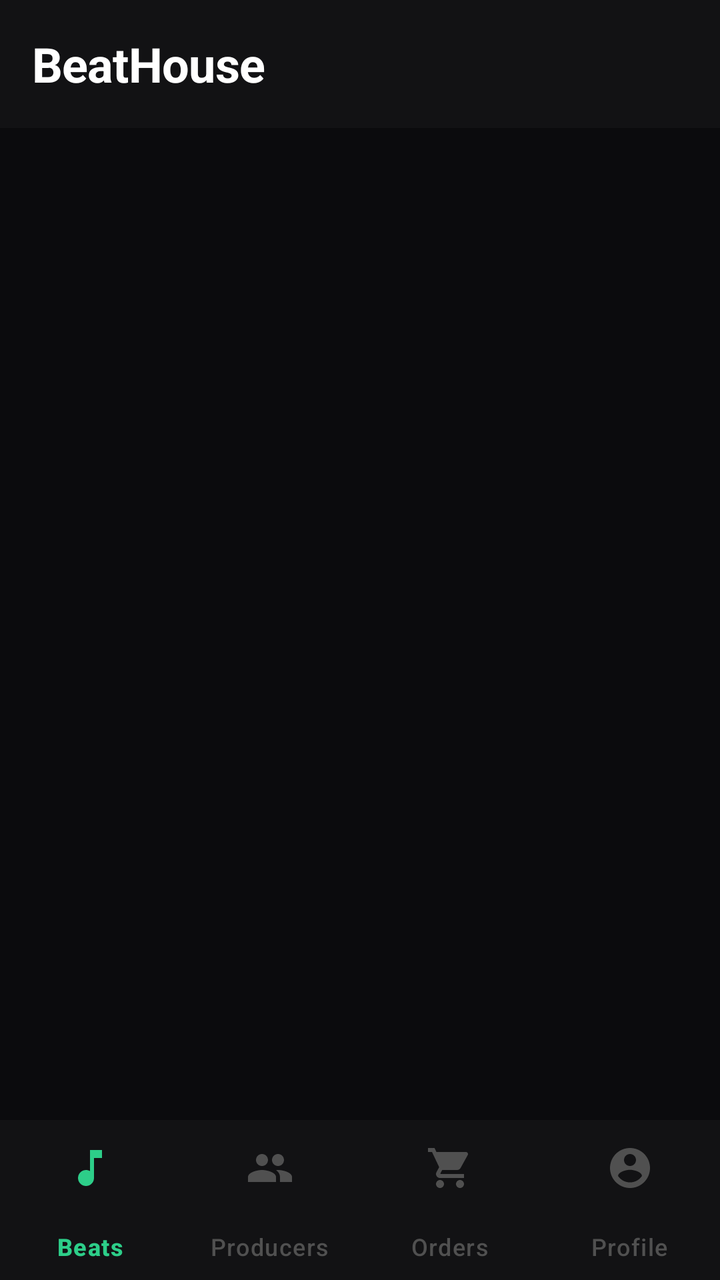
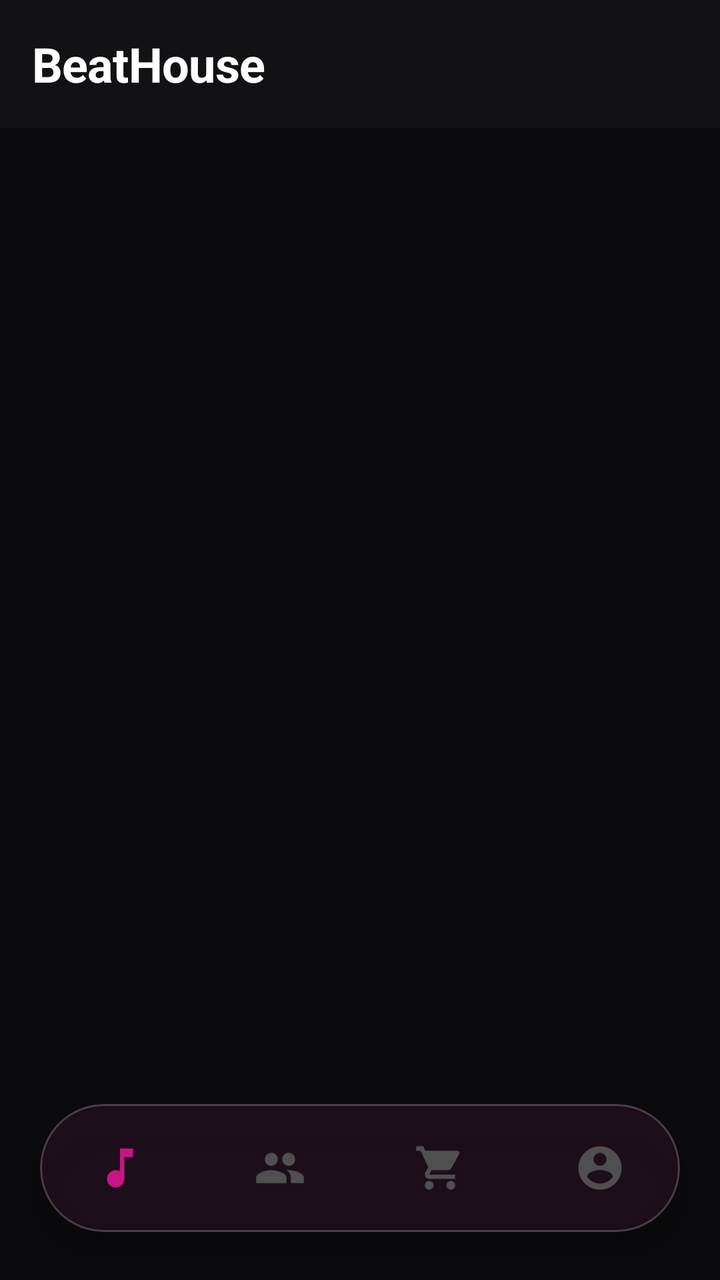

Before-and-after screenshots of an Android layout around one commit, followed by the original layout XML and the change that was made.
<!-- AndroidManifest.xml: application theme Theme.BeatHouse.Splash -->
<!-- res/layout/activity_buyer.xml -->
<?xml version="1.0" encoding="utf-8"?>
<androidx.coordinatorlayout.widget.CoordinatorLayout xmlns:android="http://schemas.android.com/apk/res/android"
    xmlns:app="http://schemas.android.com/apk/res-auto"
    android:layout_width="match_parent"
    android:layout_height="match_parent"
    android:background="@color/background"
    android:fitsSystemWindows="true">

    <com.google.android.material.appbar.AppBarLayout
        android:layout_width="match_parent"
        android:layout_height="wrap_content"
        android:background="@color/surface"
        app:elevation="0dp">
        <com.google.android.material.appbar.MaterialToolbar
            android:id="@+id/toolbar"
            android:layout_width="match_parent"
            android:layout_height="?attr/actionBarSize"
            android:background="@color/surface"
            app:title="BeatHouse"
            app:titleCentered="false"
            app:titleTextColor="@color/on_surface"
            app:titleTextAppearance="@style/TextAppearance.BeatHouse.Title" />
    </com.google.android.material.appbar.AppBarLayout>

    
    <FrameLayout
        android:id="@+id/fragment_container"
        android:layout_width="match_parent"
        android:layout_height="match_parent"
        android:layout_marginBottom="80dp"
        app:layout_behavior="@string/appbar_scrolling_view_behavior" />

    
    <com.google.android.material.card.MaterialCardView
        android:id="@+id/miniPlayerCard"
        android:layout_width="match_parent"
        android:layout_height="72dp"
        android:layout_gravity="bottom"
        android:layout_marginBottom="88dp"
        android:layout_marginStart="12dp"
        android:layout_marginEnd="12dp"
        android:visibility="gone"
        app:cardCornerRadius="16dp"
        app:cardElevation="12dp"
        app:cardBackgroundColor="#1AFFFFFF"
        app:strokeColor="#33FFFFFF"
        app:strokeWidth="1dp">

        <include layout="@layout/layout_mini_player" />

    </com.google.android.material.card.MaterialCardView>

    
    <com.google.android.material.bottomnavigation.BottomNavigationView
        android:id="@+id/bottomNavigation"
        android:layout_width="match_parent"
        android:layout_height="80dp"
        android:layout_gravity="bottom"
        android:background="@color/surface"
        app:elevation="0dp"
        app:menu="@menu/bottom_navigation_buyer"
        app:labelVisibilityMode="labeled"
        app:itemIconTint="@color/bottom_nav_icon_tint"
        app:itemTextColor="@color/bottom_nav_text_tint"
        app:itemRippleColor="@color/primary_container" />

</androidx.coordinatorlayout.widget.CoordinatorLayout>
<!-- res/layout/layout_mini_player.xml (included above) -->
<?xml version="1.0" encoding="utf-8"?>
<LinearLayout xmlns:android="http://schemas.android.com/apk/res/android"
    xmlns:app="http://schemas.android.com/apk/res-auto"
    android:id="@+id/miniPlayerContent"
    android:layout_width="match_parent"
    android:layout_height="match_parent"
    android:orientation="horizontal"
    android:gravity="center_vertical"
    android:paddingHorizontal="16dp"
    android:paddingVertical="8dp"
    android:clickable="true"
    android:focusable="true">

    <com.google.android.material.card.MaterialCardView
        android:layout_width="48dp"
        android:layout_height="48dp"
        app:cardCornerRadius="10dp"
        app:cardElevation="0dp"
        app:strokeWidth="0dp">
        <ImageView
            android:id="@+id/ivMiniCover"
            android:layout_width="match_parent"
            android:layout_height="match_parent"
            android:scaleType="centerCrop"
            android:src="@drawable/ic_music_note"
            android:background="@color/surface_variant" />
    </com.google.android.material.card.MaterialCardView>

    <LinearLayout
        android:layout_width="0dp"
        android:layout_height="wrap_content"
        android:layout_weight="1"
        android:orientation="vertical"
        android:layout_marginStart="16dp">

        <TextView
            android:id="@+id/tvMiniTitle"
            android:layout_width="wrap_content"
            android:layout_height="wrap_content"
            android:text="Beat Title"
            android:textColor="@color/on_surface"
            android:textSize="15sp"
            android:textStyle="bold"
            android:maxLines="1"
            android:ellipsize="end"
            android:letterSpacing="-0.01" />

        <TextView
            android:id="@+id/tvMiniProducer"
            android:layout_width="wrap_content"
            android:layout_height="wrap_content"
            android:text="Producer"
            android:textColor="@color/on_surface_variant"
            android:textSize="13sp"
            android:maxLines="1"
            android:ellipsize="end" />

    </LinearLayout>

    <LinearLayout
        android:layout_width="wrap_content"
        android:layout_height="wrap_content"
        android:orientation="horizontal"
        android:gravity="center"
        android:layout_marginStart="8dp">

        <ImageButton
            android:id="@+id/btnMiniPrevious"
            android:layout_width="40dp"
            android:layout_height="40dp"
            android:src="@drawable/ic_skip_previous"
            android:background="?attr/selectableItemBackgroundBorderless"
            android:contentDescription="Previous"
            app:tint="@color/on_surface" />

        <ImageButton
            android:id="@+id/btnMiniPlay"
            android:layout_width="48dp"
            android:layout_height="48dp"
            android:src="@drawable/ic_play_arrow"
            android:background="?attr/selectableItemBackgroundBorderless"
            android:contentDescription="Play"
            app:tint="@color/on_surface" />

        <ImageButton
            android:id="@+id/btnMiniNext"
            android:layout_width="40dp"
            android:layout_height="40dp"
            android:src="@drawable/ic_skip_next"
            android:background="?attr/selectableItemBackgroundBorderless"
            android:contentDescription="Next"
            app:tint="@color/on_surface" />

    </LinearLayout>

</LinearLayout>
<!-- resources referenced by this layout -->
<resources>
  <color name="background">#0B0B0D</color>
  <color name="on_surface">#FFFFFF</color>
  <color name="on_surface_variant">#B0B0B0</color>
  <color name="primary_container">#004D40</color>
  <color name="surface">#121214</color>
  <color name="surface_variant">#1A1A1C</color>
  <!-- drawable ic_skip_next (drawable) -->
  <?xml version="1.0" encoding="utf-8"?>
  <vector xmlns:android="http://schemas.android.com/apk/res/android"
      android:width="24dp"
      android:height="24dp"
      android:viewportWidth="24"
      android:viewportHeight="24">
      <path
          android:fillColor="#FFFFFF"
          android:pathData="M6,18l8.5,-6L6,6v12zM16,6v12h2V6h-2z"/>
  </vector>
  <style name="TextAppearance.BeatHouse.Title" parent="TextAppearance.Material3.HeadlineSmall">
          <item name="android:textColor">@color/on_surface</item>
          <item name="android:textStyle">bold</item>
          <item name="android:letterSpacing">-0.01</item>
      </style>
  <style name="Theme.BeatHouse.Splash" parent="Theme.BeatHouse">
          <item name="android:windowBackground">@color/background</item>
      </style>
  <color name="primary">#2DCE89</color>
  <color name="on_primary">#FFFFFF</color>
  <color name="secondary">#8E8E93</color>
  <color name="secondary_container">#1C1C1E</color>
  <color name="on_secondary">#FFFFFF</color>
  <color name="error">#FF453A</color>
  <color name="error_container">#330000</color>
  <color name="outline">#1C1C1E</color>
  <style name="Widget.BeatHouse.Button" parent="Widget.Material3.Button">
          <item name="android:textSize">16sp</item>
          <item name="android:textStyle">bold</item>
          <item name="cornerRadius">12dp</item>
          <item name="iconGravity">textStart</item>
          <item name="iconPadding">8dp</item>
          <item name="android:insetTop">4dp</item>
          <item name="android:insetBottom">4dp</item>
          <item name="backgroundTint">@color/primary</item>
          <item name="android:textColor">@color/on_primary</item>
      </style>
  <style name="Widget.BeatHouse.Card" parent="Widget.Material3.CardView.Elevated">
          <item name="cardCornerRadius">16dp</item>
          <item name="cardElevation">0dp</item>
          <item name="strokeColor">@color/outline</item>
          <item name="strokeWidth">1dp</item>
          <item name="cardBackgroundColor">@color/surface_container</item>
      </style>
  <style name="Widget.BeatHouse.BottomNavigation" parent="Widget.Material3.BottomNavigationView">
          <item name="itemIconTint">@color/bottom_nav_icon_tint</item>
          <item name="itemTextColor">@color/bottom_nav_text_tint</item>
          <item name="itemBackground">@color/surface</item>
          <item name="android:background">@color/surface</item>
          <item name="elevation">0dp</item>
          <item name="itemPaddingTop">12dp</item>
          <item name="itemPaddingBottom">12dp</item>
      </style>
  <style name="Widget.BeatHouse.AppBarLayout" parent="Widget.Material3.AppBarLayout">
          <item name="android:background">@color/surface</item>
          <item name="backgroundTint">@color/surface</item>
      </style>
  <style name="Widget.BeatHouse.Chip" parent="Widget.Material3.Chip.Filter">
          <item name="chipCornerRadius">12dp</item>
          <item name="chipStrokeColor">@color/outline</item>
          <item name="chipStrokeWidth">1dp</item>
          <item name="android:textColor">@color/on_surface_variant</item>
          <item name="chipBackgroundColor">@color/surface_container</item>
          <item name="checkedIconTint">@color/primary</item>
          <item name="android:textSize">14sp</item>
      </style>
  <color name="surface_container">#1C1C1E</color>
  <!-- unchanged entries left out for length: 5 -->
</resources>

<!-- the commit's change to res/layout/activity_buyer.xml (unified diff, before → after) -->
@@ -27,7 +27,6 @@
         android:id="@+id/fragment_container"
         android:layout_width="match_parent"
         android:layout_height="match_parent"
-        android:layout_marginBottom="80dp"
         app:layout_behavior="@string/appbar_scrolling_view_behavior" />
 
     
@@ -40,7 +39,7 @@
         android:layout_marginStart="12dp"
         android:layout_marginEnd="12dp"
         android:visibility="gone"
-        app:cardCornerRadius="16dp"
+        style="@style/Widget.BeatHouse.Card"
         app:cardElevation="12dp"
         app:cardBackgroundColor="#1AFFFFFF"
         app:strokeColor="#33FFFFFF"
@@ -51,18 +50,31 @@
     </com.google.android.material.card.MaterialCardView>
 
     
-    <com.google.android.material.bottomnavigation.BottomNavigationView
-        android:id="@+id/bottomNavigation"
-        android:layout_width="match_parent"
-        android:layout_height="80dp"
-        android:layout_gravity="bottom"
-        android:background="@color/surface"
-        app:elevation="0dp"
-        app:menu="@menu/bottom_navigation_buyer"
-        app:labelVisibilityMode="labeled"
-        app:itemIconTint="@color/bottom_nav_icon_tint"
-        app:itemTextColor="@color/bottom_nav_text_tint"
-        app:itemRippleColor="@color/primary_container" />
+    <com.google.android.material.card.MaterialCardView
+        android:layout_width="wrap_content"
+        android:layout_height="wrap_content"
+        android:layout_gravity="bottom|center_horizontal"
+        android:layout_marginBottom="24dp"
+        app:cardCornerRadius="40dp"
+        app:cardElevation="8dp"
+        app:strokeWidth="1dp"
+        app:strokeColor="#33FFFFFF"
+        app:cardBackgroundColor="#CC121214">
+
+        <com.google.android.material.bottomnavigation.BottomNavigationView
+            android:id="@+id/bottomNavigation"
+            android:layout_width="320dp"
+            android:layout_height="64dp"
+            app:elevation="0dp"
+            app:menu="@menu/bottom_navigation_buyer"
+            app:labelVisibilityMode="unlabeled"
+            app:itemIconSize="26dp"
+            app:itemIconTint="@color/bottom_nav_icon_tint"
+            app:itemRippleColor="@android:color/transparent"
+            app:itemBackground="@android:color/transparent"
+            android:background="@android:color/transparent" />
+
+    </com.google.android.material.card.MaterialCardView>
 
 </androidx.coordinatorlayout.widget.CoordinatorLayout>
 <!-- res/layout/layout_mini_player.xml (included above) -->
<!-- resource entries referenced after the edit -->
@@ -3,7 +3,7 @@
   <color name="background">#0B0B0D</color>
   <color name="on_surface">#FFFFFF</color>
   <color name="on_surface_variant">#B0B0B0</color>
-  <color name="primary_container">#004D40</color>
+  <color name="primary_container">#4D0033</color>
   <color name="surface">#121214</color>
   <color name="surface_variant">#1A1A1C</color>
   <!-- drawable ic_skip_next (drawable) -->
@@ -25,7 +25,7 @@
   <style name="Theme.BeatHouse.Splash" parent="Theme.BeatHouse">
           <item name="android:windowBackground">@color/background</item>
       </style>
-  <color name="primary">#2DCE89</color>
+  <color name="primary">#C71585</color>
   <color name="on_primary">#FFFFFF</color>
   <color name="secondary">#8E8E93</color>
   <color name="secondary_container">#1C1C1E</color>
@@ -36,7 +36,7 @@
   <style name="Widget.BeatHouse.Button" parent="Widget.Material3.Button">
           <item name="android:textSize">16sp</item>
           <item name="android:textStyle">bold</item>
-          <item name="cornerRadius">12dp</item>
+          <item name="cornerRadius">24dp</item>
           <item name="iconGravity">textStart</item>
           <item name="iconPadding">8dp</item>
           <item name="android:insetTop">4dp</item>
@@ -45,7 +45,7 @@
           <item name="android:textColor">@color/on_primary</item>
       </style>
   <style name="Widget.BeatHouse.Card" parent="Widget.Material3.CardView.Elevated">
-          <item name="cardCornerRadius">16dp</item>
+          <item name="cardCornerRadius">28dp</item>
           <item name="cardElevation">0dp</item>
           <item name="strokeColor">@color/outline</item>
           <item name="strokeWidth">1dp</item>
@@ -54,18 +54,19 @@
   <style name="Widget.BeatHouse.BottomNavigation" parent="Widget.Material3.BottomNavigationView">
           <item name="itemIconTint">@color/bottom_nav_icon_tint</item>
           <item name="itemTextColor">@color/bottom_nav_text_tint</item>
-          <item name="itemBackground">@color/surface</item>
-          <item name="android:background">@color/surface</item>
+          <item name="itemBackground">@android:color/transparent</item>
+          <item name="android:background">@android:color/transparent</item>
           <item name="elevation">0dp</item>
           <item name="itemPaddingTop">12dp</item>
           <item name="itemPaddingBottom">12dp</item>
+          <item name="labelVisibilityMode">unlabeled</item>
       </style>
   <style name="Widget.BeatHouse.AppBarLayout" parent="Widget.Material3.AppBarLayout">
           <item name="android:background">@color/surface</item>
           <item name="backgroundTint">@color/surface</item>
       </style>
   <style name="Widget.BeatHouse.Chip" parent="Widget.Material3.Chip.Filter">
-          <item name="chipCornerRadius">12dp</item>
+          <item name="chipCornerRadius">20dp</item>
           <item name="chipStrokeColor">@color/outline</item>
           <item name="chipStrokeWidth">1dp</item>
           <item name="android:textColor">@color/on_surface_variant</item>
